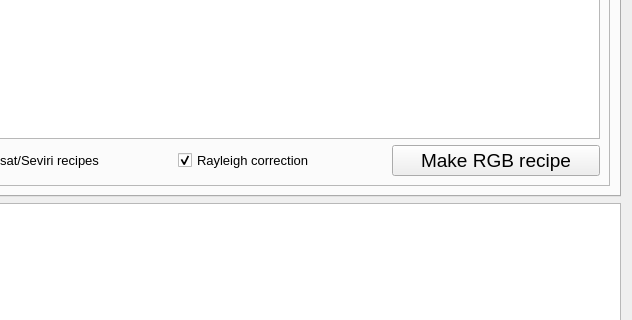
Above: core/formtoolbox.ui from hvanruys/EUMETCastView before the change; both pictures show x 93 to 725 and y 948 to 1268 of the 725 by 1496 pixel window. Below: the same form after it.
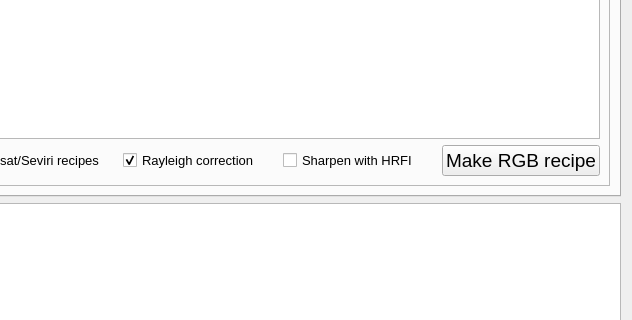
That is the form after the change. The open tabs and pages were chosen to show the change. Custom widgets are drawn as their Qt base class.

Commit message: Sharpen an FDHSI composite to 0.5 km with the HRFI vis_06

Diff of the .ui file:
```diff
--- a/core/formtoolbox.ui
+++ b/core/formtoolbox.ui
@@ -6808,6 +6808,24 @@
                 </property>
                </widget>
               </item>
+              <item>
+               <widget class="QCheckBox" name="chkSharpenHRFI">
+                <property name="font">
+                 <font>
+                  <pointsize>10</pointsize>
+                 </font>
+                </property>
+                <property name="toolTip">
+                 <string>Sharpen the finished composite to 0.5 km with the Meteosat-12 HRFI vis_06.</string>
+                </property>
+                <property name="text">
+                 <string>Sharpen with HRFI</string>
+                </property>
+                <property name="checked">
+                 <bool>false</bool>
+                </property>
+               </widget>
+              </item>
               <item>
                <widget class="QPushButton" name="btnRecipes">
                 <property name="font">
```
The commit also changes 8 other files.
